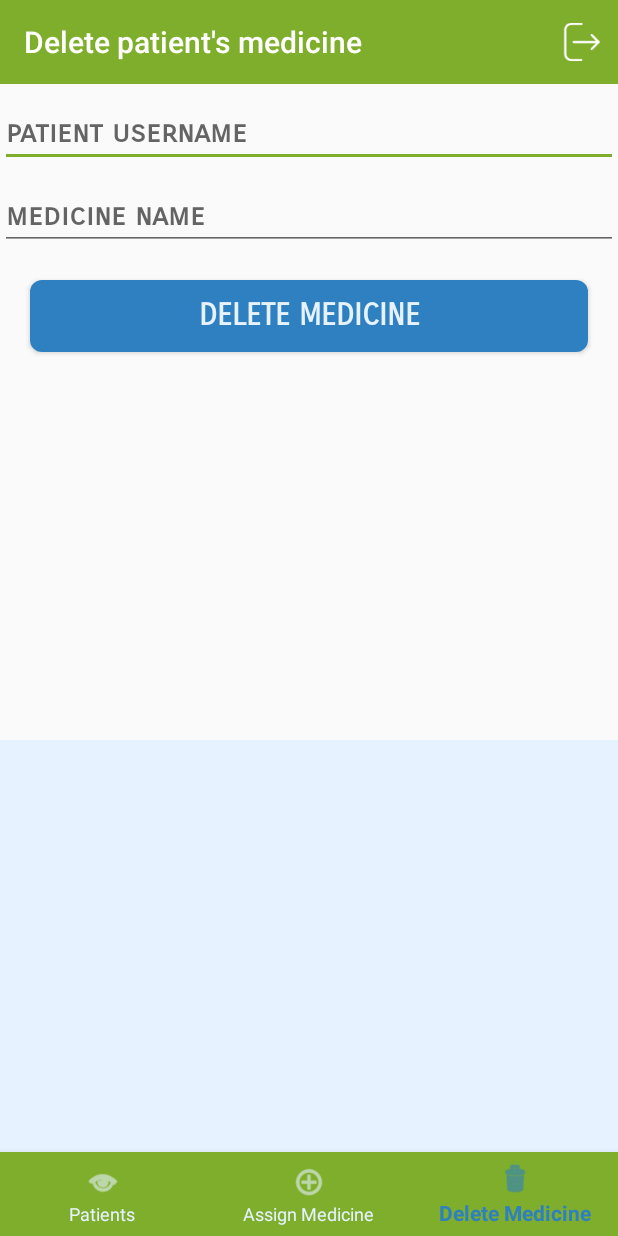
After one commit to lorexsan/MyMedicine, an Android app: the DeleteMedicationActivity screen opened directly, with no data from a screen before it, on a phone screen of 412 x 824 dp. The commit adds this screen. Run offline under Robolectric (Android 15) with nearby library versions, the phone set to English and light mode, and no system bars; our stand-ins replace Firebase (no records; nobody signed in at launch, a user with empty details on screens opened directly).

Commit message:
Delete medicine

```diff
--- a/app/src/main/AndroidManifest.xml
+++ b/app/src/main/AndroidManifest.xml
@@ -1,6 +1,7 @@
 <?xml version="1.0" encoding="utf-8"?>
 <manifest xmlns:android="http://schemas.android.com/apk/res/android"
     package="com.example.mymedicine">
+
     <!-- To auto-complete the email text field in the login form with the user's emails -->
     <uses-permission android:name="android.permission.GET_ACCOUNTS" />
     <uses-permission android:name="android.permission.READ_PROFILE" />
@@ -13,6 +14,7 @@
         android:roundIcon="@mipmap/ic_launcher_round"
         android:supportsRtl="true"
         android:theme="@style/AppTheme">
+        <activity android:name=".DeleteMedicationActivity" />
         <activity android:name=".AssignPatientActivity" />
         <activity android:name=".DoctorFamilyHomepageActivity" />
         <activity android:name=".AssignMedicineActivity" />
--- a/app/src/main/java/com/example/mymedicine/AssignMedicineActivity.java
+++ b/app/src/main/java/com/example/mymedicine/AssignMedicineActivity.java
@@ -80,7 +80,7 @@ public class AssignMedicineActivity extends AppCompatActivity implements Toolbar
 
                    return true;
                case R.id.navigation_delete:
-                   startActivity(new Intent(AssignMedicineActivity.this,DoctorFamilyHomepageActivity.class));
+                   startActivity(new Intent(AssignMedicineActivity.this,DeleteMedicationActivity.class));
                    return true;
            }
            return false;
--- a/app/src/main/java/com/example/mymedicine/DoctorFamilyHomepageActivity.java
+++ b/app/src/main/java/com/example/mymedicine/DoctorFamilyHomepageActivity.java
@@ -45,7 +45,7 @@ public class DoctorFamilyHomepageActivity extends AppCompatActivity implements T
 
                     return true;
                 case R.id.navigation_delete:
-                    startActivity(new Intent(DoctorFamilyHomepageActivity.this,DoctorFamilyHomepageActivity.class));
+                    startActivity(new Intent(DoctorFamilyHomepageActivity.this,DeleteMedicationActivity.class));
                     return true;
             }
             return false;
--- /dev/null
+++ b/app/src/main/res/layout/activity_delete_medication.xml
@@ -0,0 +1,100 @@
+<?xml version="1.0" encoding="utf-8"?>
+<android.support.constraint.ConstraintLayout xmlns:android="http://schemas.android.com/apk/res/android"
+    xmlns:app="http://schemas.android.com/apk/res-auto"
+    xmlns:tools="http://schemas.android.com/tools"
+    android:layout_width="match_parent"
+    android:layout_height="match_parent"
+    tools:context=".DeleteMedicationActivity">
+
+    <LinearLayout
+        android:layout_width="match_parent"
+        android:layout_height="match_parent"
+        android:orientation="vertical"
+        tools:layout_editor_absoluteX="225dp"
+        tools:layout_editor_absoluteY="170dp">
+
+        <android.support.v7.widget.Toolbar
+            android:id="@+id/toolbar"
+            android:layout_width="match_parent"
+            android:layout_height="wrap_content"
+            android:background="?attr/colorPrimary"
+            android:minHeight="?attr/actionBarSize"
+            android:theme="?attr/actionBarTheme" />
+
+        <LinearLayout
+            android:layout_width="match_parent"
+            android:layout_height="437dp"
+            android:orientation="vertical">
+
+            <EditText
+                android:id="@+id/patient_username"
+                android:layout_width="match_parent"
+                android:layout_height="wrap_content"
+                android:layout_marginTop="10dp"
+                android:fontFamily="sans-serif-smallcaps"
+                android:hint="patient username"
+                android:inputType="text"
+                android:maxLines="1"
+                android:singleLine="true"
+                android:textAllCaps="false"
+                android:textSize="20sp"
+                android:textStyle="bold"
+                android:visibility="visible" />
+
+            <EditText
+                android:id="@+id/medicine_name"
+                android:layout_width="match_parent"
+                android:layout_height="wrap_content"
+                android:layout_marginTop="10dp"
+                android:fontFamily="sans-serif-smallcaps"
+                android:hint="medicine name"
+                android:inputType="text"
+                android:maxLines="1"
+                android:singleLine="true"
+                android:textAllCaps="false"
+                android:textSize="20sp"
+                android:textStyle="bold"
+                android:visibility="visible" />
+
+            <Button
+                android:id="@+id/delete_button"
+                android:layout_width="match_parent"
+                android:layout_height="wrap_content"
+                android:layout_marginLeft="20dp"
+                android:layout_marginTop="20dp"
+                android:layout_marginRight="20dp"
+                android:background="@drawable/btn_rounded"
+                android:fontFamily="sans-serif-smallcaps"
+                android:text="Delete Medicine"
+                android:textColor="@color/colorPrimary"
+                android:textSize="20sp"
+                android:textStyle="bold" />
+
+
+        </LinearLayout>
+
+        <android.support.design.widget.CoordinatorLayout
+            android:id="@+id/coordinatorLayout"
+            android:layout_width="match_parent"
+            android:layout_height="match_parent"
+            android:background="@color/colorPrimary"
+            tools:context=".AssignMedicineActivity">
+
+            <android.support.design.widget.BottomNavigationView
+                android:id="@+id/navigation"
+                android:layout_width="match_parent"
+                android:layout_height="wrap_content"
+                android:layout_gravity="bottom"
+                android:background="@color/colorAccent"
+                app:itemIconTint="@drawable/navigation_item_color"
+                app:itemTextColor="@drawable/navigation_item_color"
+                app:layout_constraintBottom_toBottomOf="parent"
+                app:layout_constraintLeft_toLeftOf="parent"
+                app:layout_constraintRight_toRightOf="parent"
+                app:menu="@menu/navigation" />
+
+
+        </android.support.design.widget.CoordinatorLayout>
+    </LinearLayout>
+
+</android.support.constraint.ConstraintLayout>
```
Also changed, not shown: app/src/main/java/com/example/mymedicine/DeleteMedicationActivity.java (added, +278 -0 lines), app/src/main/res/layout/medication_list3_item.xml (added, +21 -0 lines), app/src/main/res/layout/remove_item.xml (added, +11 -0 lines), 1 other file.
